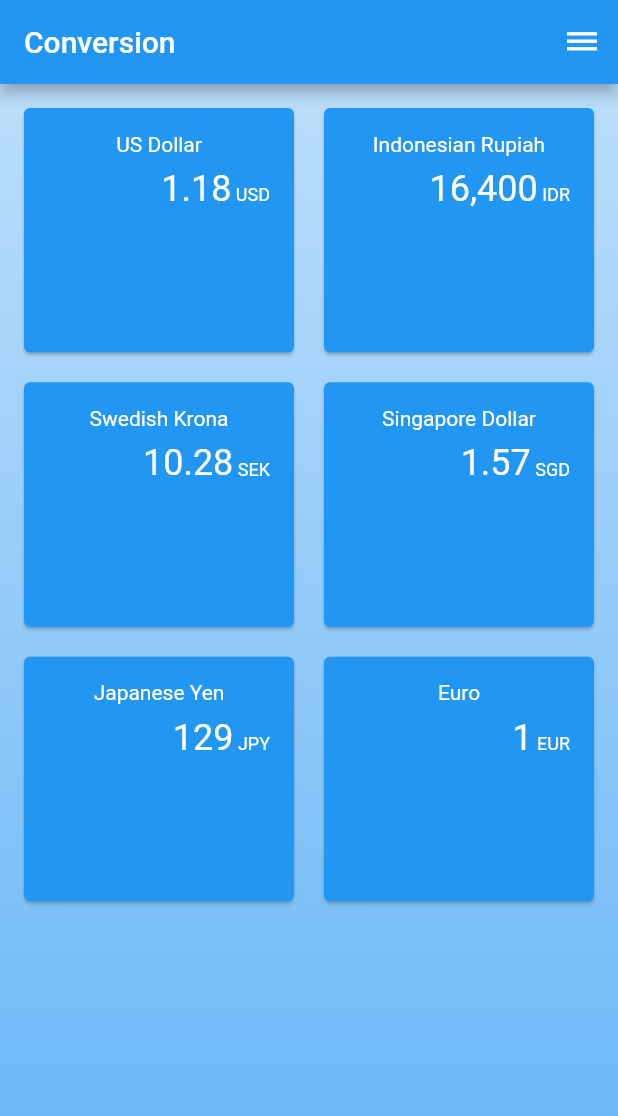
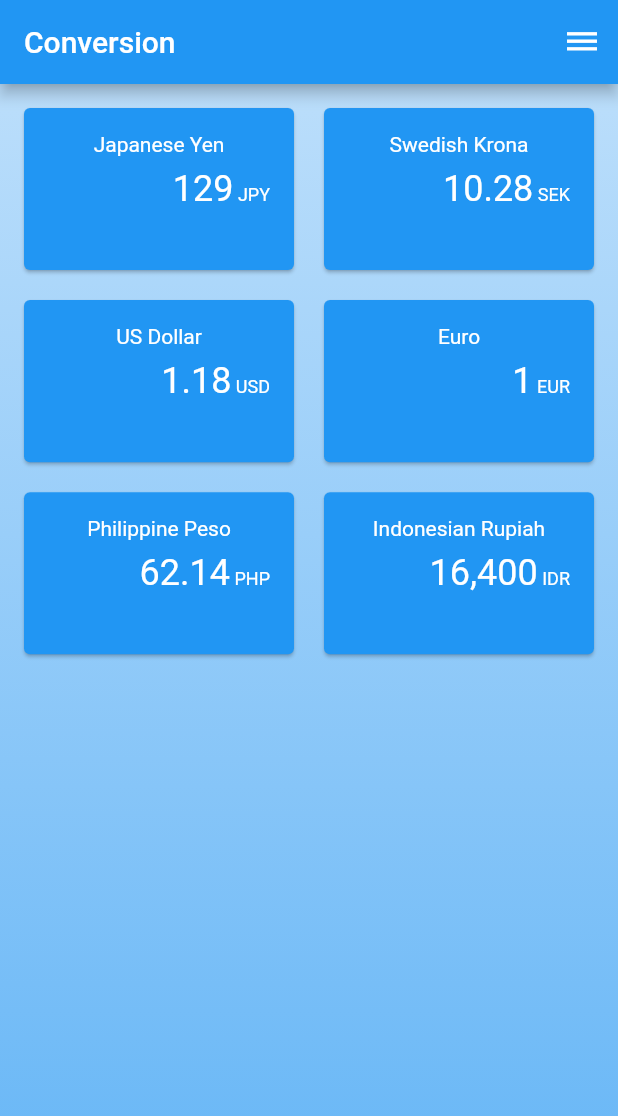
Before and after one commit to ddikman/travelrates, a Flutter app: the screen it shows after launch, on a phone screen of 412 x 824 dp. Shown: the top 1116 px of the screen. Run offline on Flutter 3.47's test engine with Material 2 defaults, Android fonts, the phone set to English and light mode, and no system bars.

Commit message:
Added which currencies are selected to the app state.

```diff
--- a/lib/converter_screen.dart
+++ b/lib/converter_screen.dart
@@ -30,6 +30,8 @@ class ConverterScreenState extends State<ConverterScreen> {
   @override
   Widget build(BuildContext context) {
 
+    final state = StateContainer.of(context).appState;
+
     final spacing = 12.0;
 
     final cards = new Material(
@@ -39,15 +41,8 @@ class ConverterScreenState extends State<ConverterScreen> {
         padding: EdgeInsets.all(spacing),
         crossAxisSpacing: spacing,
         mainAxisSpacing: spacing,
-        childAspectRatio: 1.1,
-        children: <Widget>[
-          _buildCard('USD'),
-          _buildCard('IDR'),
-          _buildCard('SEK'),
-          _buildCard('SGD'),
-          _buildCard('JPY'),
-          _buildCard('EUR'),
-        ],
+        childAspectRatio: 1.62,
+        children: state.currencies.map(_buildCard).toList(),
       ),
     );
 
@@ -106,6 +101,7 @@ class _CurrencyCardState extends State<CurrencyCard> {
             child: new Padding(
               padding: const EdgeInsets.all(16.0),
               child: new Column(
+                mainAxisSize: MainAxisSize.min,
                 children: <Widget>[
                   Text(
                       widget.currency.name,
--- a/lib/state_container.dart
+++ b/lib/state_container.dart
@@ -12,6 +12,8 @@ class AppState {
   final bool isLoading;
 
   final CurrencyRepository currencyRepo;
+
+  final List<String> currencies;
 
   double getAmountInCurrency(Currency currency) {
     if (currency.code == currentCurrency.code) {
@@ -29,17 +31,19 @@ class AppState {
     currentAmount: 1.0,
     currentCurrency: null,
     isLoading: true,
-    currencyRepo: null
+    currencyRepo: null,
+    currencies: null
   );
 
-  const AppState({@required this.currentAmount, @required this.currentCurrency, @required this.isLoading, @required this.currencyRepo});
+  const AppState({@required this.currentAmount, @required this.currentCurrency, @required this.isLoading, @required this.currencyRepo, this.currencies});
 
-  AppState copyWith({double amount, Currency currency, bool isLoading}) {
+  AppState copyWith({double amount, Currency currency, bool isLoading, List<String> currencies}) {
     return new AppState(
       currentAmount: amount ?? this.currentAmount,
       currentCurrency: currency ?? this.currentCurrency,
       isLoading: isLoading ?? this.isLoading,
-      currencyRepo: this.currencyRepo
+      currencyRepo: this.currencyRepo,
+      currencies: currencies ?? this.currencies
     );
   }
 }
@@ -80,12 +84,17 @@ class StateContainerState extends State<StateContainer> {
       appState = widget.state;
     } else if (appState.isLoading) {
       final currencyRepository = await CurrencyRepository.loadFrom(DefaultAssetBundle.of(context));
+
+      final defaultCurrencies = <String>['JPY', 'SEK', 'USD', 'EUR', 'PHP', 'IDR'];
+
       final loadedState = new AppState(
         currentAmount: 1.0,
         currentCurrency: currencyRepository.getBaseRateCurrency(),
         isLoading: false,
-        currencyRepo: currencyRepository
+        currencyRepo: currencyRepository,
+        currencies: new List.from(defaultCurrencies)
       );
+
       setState(() {
         appState = loadedState;
       });
@@ -105,6 +114,18 @@ class StateContainerState extends State<StateContainer> {
       data: this,
       child: widget.child,
     );
+  }
+
+  void removeCurrency(String currencyCode) {
+    setState((){
+      appState.currencies.remove(currencyCode);
+    });
+  }
+
+  void addCurrency(String currencyCode) {
+    setState((){
+      appState.currencies.add(currencyCode);
+    });
   }
 
   void setAmount(double amount, Currency currency) {
```
Also changed, not shown: lib/currencies_screen.dart (+80 -25 lines).
